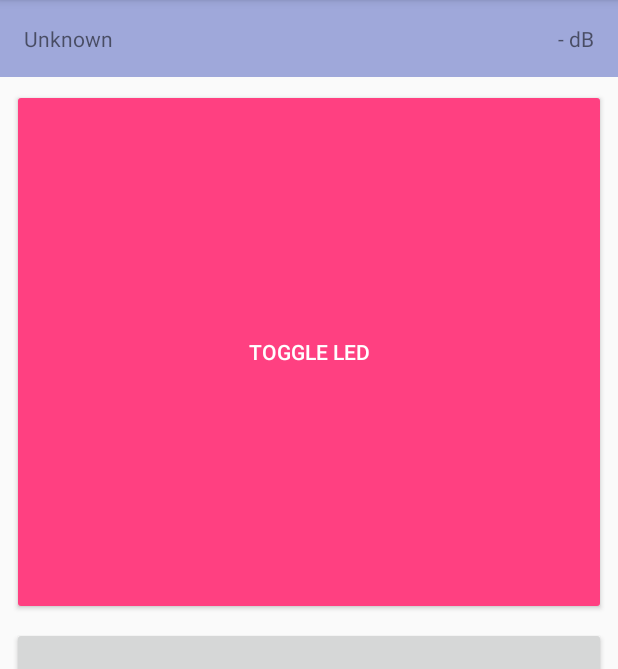
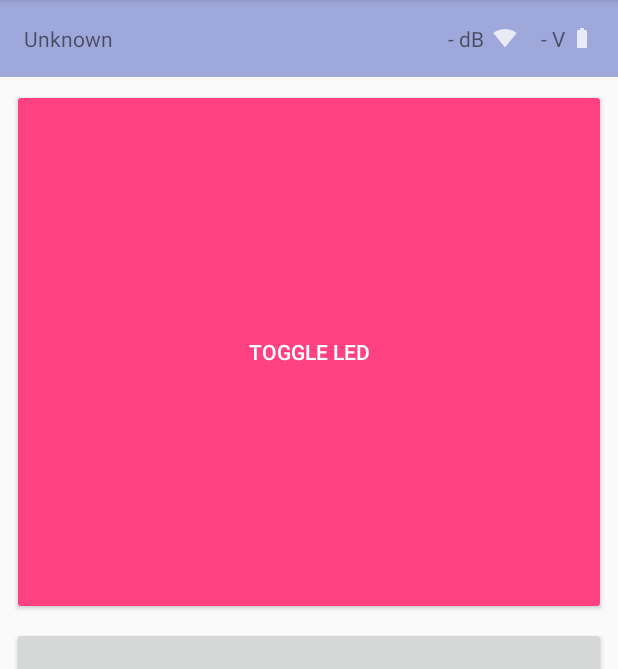
Before and after one commit to konradhalas/lf-cockpit, an Android app: the DeviceActivity screen opened directly, with no data from a screen before it, on a phone screen of 412 x 824 dp, the part 84-753 px from its top. Run offline under Robolectric (Android 15) with nearby library versions, the phone set to English and light mode, and no system bars; our stand-ins replace Dagger/Hilt's generated code; libraries missing offline, so code that uses them is left out: com.polidea.rxandroidble, rx.android.schedulers, rx.subscriptions; 6 statements that could not run were skipped.

Commit message:
Add battery status

```diff
--- a/app/src/main/java/pl/konradhalas/lfcockpit/DeviceActivity.kt
+++ b/app/src/main/java/pl/konradhalas/lfcockpit/DeviceActivity.kt
@@ -9,8 +9,6 @@ import android.widget.Button
 import android.widget.LinearLayout
 import android.widget.TextView
 import pl.konradhalas.lfcockpit.di.PresenterComponent
-import pl.konradhalas.lfcockpit.domain.Command
-import pl.konradhalas.lfcockpit.domain.Message
 import pl.konradhalas.lfcockpit.presenters.DevicePresenter
 import pl.konradhalas.lfcockpit.presenters.DeviceViewModel
 import javax.inject.Inject
@@ -21,6 +19,7 @@ class DeviceActivity : BaseActivity(), DevicePresenter.UI {
     private val contentView by lazy { findViewById(R.id.content) as LinearLayout }
     private val signalView by lazy { findViewById(R.id.signal) as TextView }
     private val stateView by lazy { findViewById(R.id.state) as TextView }
+    private val batteryView by lazy { findViewById(R.id.battery) as TextView }
     private val toggleButton by lazy { findViewById(R.id.toggle_button) as Button }
     private val buttonStatus by lazy { findViewById(R.id.button_status) as Button }
 
@@ -36,7 +35,7 @@ class DeviceActivity : BaseActivity(), DevicePresenter.UI {
         presenter.setup(this)
         setContentView(R.layout.activity_device)
         title = getDevice().name
-        toggleButton.setOnClickListener { presenter.sendCommand(Command.ToggleLEDCommand()) }
+        toggleButton.setOnClickListener { presenter.toggleLED() }
     }
 
     override fun onCreateOptionsMenu(menu: Menu): Boolean {
@@ -50,9 +49,15 @@ class DeviceActivity : BaseActivity(), DevicePresenter.UI {
         return true
     }
 
-    override fun receivedMessage(message: Message) {
-        when (message) {
-            is Message.ButtonMessage -> buttonStatus.text = "Button state: ${if (message.isUp) "UP" else "DOWN"}"
+    override fun showButtonState(up: Boolean) {
+        buttonStatus.text = "Button state: ${if (up) "UP" else "DOWN"}"
+    }
+
+    override fun showBatteryVoltage(voltage: Int?) {
+        if (voltage != null) {
+            batteryView.text = "%.2f V".format(voltage.toFloat() / 1000)
+        } else {
+            batteryView.text = "- V"
         }
     }
 
--- a/app/src/main/java/pl/konradhalas/lfcockpit/domain/BLEDeviceService.kt
+++ b/app/src/main/java/pl/konradhalas/lfcockpit/domain/BLEDeviceService.kt
@@ -1,6 +1,7 @@
 package pl.konradhalas.lfcockpit.domain
 
 import android.content.Context
+import android.util.Log
 import com.polidea.rxandroidble.RxBleClient
 import com.polidea.rxandroidble.RxBleConnection
 import com.polidea.rxandroidble.utils.ConnectionSharingAdapter
@@ -38,6 +39,7 @@ class BLEDeviceService @Inject constructor(
 
     private var compositeSubscription = CompositeSubscription()
     private var connectionObservable: Observable<RxBleConnection>? = null
+    private var TAG = "BLE Device Service"
 
     fun connect(mac: String): Observable<ConnectionState> {
         connectionObservable = rxBleClient
@@ -55,15 +57,18 @@ class BLEDeviceService @Inject constructor(
         return connectionObservable!!
                 .flatMap { connection -> connection.setupNotification(RX_TX_UUID) }
                 .flatMap { o -> o }
-                .map { data -> MessagesParser.parse(String(data, Charsets.US_ASCII)) }
+                .map { data -> String(data, Charsets.US_ASCII) }
+                .doOnNext { data -> Log.i(TAG, "received $data") }
+                .map { data -> MessagesParser.parse(data) }
                 .observeOn(AndroidSchedulers.mainThread())
     }
 
     fun sendCommand(command: Command): Observable<Nothing> {
+        var data = CommandsSerializer.serialize(command)
         return connectionObservable!!
-                .flatMap { it.writeCharacteristic(RX_TX_UUID, CommandsSerializer.serialize(command)) }
-                .take(1)
+                .flatMap { it.writeCharacteristic(RX_TX_UUID, data) }
                 .observeOn(AndroidSchedulers.mainThread())
+                .doOnNext { data -> Log.i(TAG, "send ${String(data, Charsets.US_ASCII)}") }
                 .flatMap { Observable.empty<Nothing>() }
     }
 
--- a/app/src/main/java/pl/konradhalas/lfcockpit/presenters/DevicePresenter.kt
+++ b/app/src/main/java/pl/konradhalas/lfcockpit/presenters/DevicePresenter.kt
@@ -5,6 +5,8 @@ import pl.konradhalas.lfcockpit.di.PresenterScoped
 import pl.konradhalas.lfcockpit.domain.BLEDeviceService
 import pl.konradhalas.lfcockpit.domain.Command
 import pl.konradhalas.lfcockpit.domain.Message
+import rx.Observable
+import java.util.concurrent.TimeUnit
 import javax.inject.Inject
 
 @PresenterScoped
@@ -34,18 +36,34 @@ class DevicePresenter @Inject constructor(
                     bleDeviceService
                             .receiveMessage()
                             .subscribe(
-                                    { message -> ui.receivedMessage(message) },
+                                    { message ->
+                                        when (message) {
+                                            is Message.ButtonMessage -> ui.showButtonState(message.isUp)
+                                            is Message.BatteryMessage -> ui.showBatteryVoltage(message.voltage)
+                                        }
+                                    },
                                     { throwable -> onError(throwable) }
                             )
             )
 
+            bleDeviceService.manageSubscription(
+                    Observable
+                            .interval(3, TimeUnit.SECONDS)
+                            .timeInterval()
+                            .flatMap { bleDeviceService.sendCommand(Command.BatteryReadRequestCommand()) }
+                            .subscribe(
+                                    {},
+                                    { throwable -> onError(throwable) }
+                            )
+            )
         }
     }
 
-    fun sendCommand(command: Command) {
+    fun toggleLED() {
         bleDeviceService.manageSubscription(
                 bleDeviceService
-                        .sendCommand(command)
+                        .sendCommand(Command.ToggleLEDCommand())
+                        .take(1)
                         .subscribe(
                                 {},
                                 { throwable -> onError(throwable) }
@@ -62,6 +80,7 @@ class DevicePresenter @Inject constructor(
         ui?.let {
             it.showConnectionStatus("Unknown")
             it.showSignalStrength(null)
+            it.showBatteryVoltage(null)
         }
     }
 
@@ -73,9 +92,10 @@ class DevicePresenter @Inject constructor(
     interface UI {
         fun getDeviceMac(): String
         fun showSignalStrength(signal: Int?)
-        fun receivedMessage(message: Message)
         fun showError(error: String)
         fun showConnectionStatus(toString: String)
+        fun showButtonState(up: Boolean)
+        fun showBatteryVoltage(voltage: Int?)
     }
 
 }
--- /dev/null
+++ b/app/src/main/res/drawable/ic_battery.xml
@@ -0,0 +1,9 @@
+<vector xmlns:android="http://schemas.android.com/apk/res/android"
+    android:width="16dp"
+    android:height="16dp"
+    android:viewportWidth="24.0"
+    android:viewportHeight="24.0">
+    <path
+        android:pathData="M15.67,4H14V2h-4v2H8.33C7.6,4 7,4.6 7,5.33v15.33C7,21.4 7.6,22 8.33,22h7.33c0.74,0 1.34,-0.6 1.34,-1.33V5.33C17,4.6 16.4,4 15.67,4z"
+        android:fillColor="#E8EAF6" />
+</vector>
--- /dev/null
+++ b/app/src/main/res/drawable/ic_signal.xml
@@ -0,0 +1,9 @@
+<vector xmlns:android="http://schemas.android.com/apk/res/android"
+    android:width="16dp"
+    android:height="16dp"
+    android:viewportWidth="24.0"
+    android:viewportHeight="24.0">
+    <path
+        android:pathData="M12.01,21.49L23.64,7c-0.45,-0.34 -4.93,-4 -11.64,-4C5.28,3 0.81,6.66 0.36,7l11.63,14.49 0.01,0.01 0.01,-0.01z"
+        android:fillColor="#E8EAF6" />
+</vector>
--- a/app/src/main/res/layout/activity_device.xml
+++ b/app/src/main/res/layout/activity_device.xml
@@ -25,7 +25,18 @@
             android:id="@+id/signal"
             android:layout_width="wrap_content"
             android:layout_height="wrap_content"
+            android:drawableEnd="@drawable/ic_signal"
+            android:drawablePadding="6dp"
+            android:layout_marginEnd="16dp"
             tools:text="-60 dB" />
+
+        <TextView
+            android:id="@+id/battery"
+            android:drawableEnd="@drawable/ic_battery"
+            android:layout_width="wrap_content"
+            android:layout_height="wrap_content"
+            android:drawablePadding="3dp"
+            tools:text="7.56 V" />
 
     </LinearLayout>
 
```
Also changed, not shown: app/src/main/java/pl/konradhalas/lfcockpit/domain/MessagesAndCommands.kt (+9 -2 lines).
